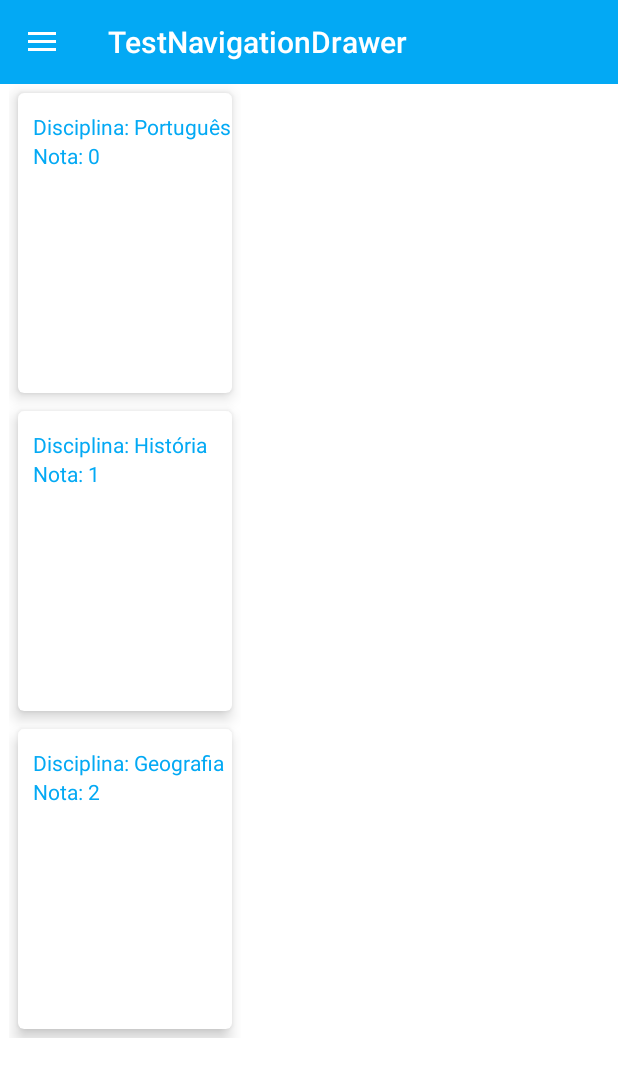
After one commit to guuilp/TestNavigationDrawer, an Android app: the fragment HomeFragment placed in its activity, on a phone screen of 412 x 824 dp. The commit adds this screen. Shown: the top 1077 px of the screen. Run offline under Robolectric (Android 15) with nearby library versions, the phone set to English and light mode, and no system bars.

Commit message:
Incluindo Card View e Recycler View

```diff
--- a/app/build.gradle
+++ b/app/build.gradle
@@ -23,4 +23,6 @@ dependencies {
     compile fileTree(dir: 'libs', include: ['*.jar'])
     compile 'com.android.support:design:23.0.0'
     compile 'com.android.support:appcompat-v7:23.0.0'
+    compile 'com.android.support:cardview-v7:23.0.+'
+    compile 'com.android.support:recyclerview-v7:23.0.+'
 }
--- /dev/null
+++ b/app/src/main/java/br/com/lp/guilherme/testnavigationdrawer/Home.java
@@ -0,0 +1,25 @@
+package br.com.lp.guilherme.testnavigationdrawer;
+
+import java.io.Serializable;
+
+/**
+ * Created by Guilherme on 06-Sep-15.
+ */
+public class Home implements Serializable {
+    private static final long serialVersionUID = 6601006766832473959L;
+
+    public long id;
+    public String tipo;
+    public String nome;
+    public String nota;
+    public String urlFoto;
+    public String urlInfo;
+    public String urlVideo;
+    public String latitude;
+    public String longitude;
+
+    @Override
+    public String toString() {
+        return "Home{" + "nome='" + nome + '\'' + '}';
+    }
+}
--- /dev/null
+++ b/app/src/main/java/br/com/lp/guilherme/testnavigationdrawer/HomeAdapter.java
@@ -0,0 +1,64 @@
+package br.com.lp.guilherme.testnavigationdrawer;
+
+import android.content.Context;
+import android.support.v7.widget.CardView;
+import android.support.v7.widget.RecyclerView;
+import android.view.LayoutInflater;
+import android.view.View;
+import android.view.ViewGroup;
+import android.widget.TextView;
+
+import java.util.List;
+
+/**
+ * Created by Guilherme on 06-Sep-15.
+ */
+public class HomeAdapter extends RecyclerView.Adapter<HomeAdapter.HomeViewHolder> {
+    private final List<Home> homes;
+    private final Context context;
+    private CarroOnClickListener carroOnClickListener;
+
+    public HomeAdapter(Context context, List<Home> homes, CarroOnClickListener carroOnClickListener) {
+        this.homes = homes;
+        this.context = context;
+        this.carroOnClickListener = carroOnClickListener;
+    }
+
+    @Override
+    public int getItemCount() {
+        return this.homes != null ? this.homes.size() : 0;
+    }
+
+    @Override
+    public HomeAdapter.HomeViewHolder onCreateViewHolder(ViewGroup viewGroup, int i) {
+        View view = LayoutInflater.from(context).inflate(R.layout.adapter_home, viewGroup, false);
+        HomeViewHolder holder = new HomeViewHolder(view);
+        return holder;
+    }
+
+    @Override
+    public void onBindViewHolder(HomeViewHolder homeViewHolder, final int position) {
+        Home c = homes.get(position);
+        homeViewHolder.tNome.setText(c.nome);
+        homeViewHolder.tNota.setText(c.nota);
+    }
+
+    public interface CarroOnClickListener{
+        public void onClickCarro(View view, int idx);
+    }
+
+    //ViewHolder com as views
+    public static class HomeViewHolder extends RecyclerView.ViewHolder{
+        public TextView tNome;
+        public TextView tNota;
+        CardView cardView;
+
+        public HomeViewHolder(View view) {
+            super(view);
+            //Cria as views para salvar no ViewHolder
+            tNome = (TextView) view.findViewById(R.id.text);
+            tNota = (TextView) view.findViewById(R.id.nota);
+            cardView = (CardView) view.findViewById(R.id.card_view);
+        }
+    }
+}
--- /dev/null
+++ b/app/src/main/java/br/com/lp/guilherme/testnavigationdrawer/HomeFragment.java
@@ -0,0 +1,57 @@
+package br.com.lp.guilherme.testnavigationdrawer;
+
+import android.os.Bundle;
+import android.support.annotation.Nullable;
+import android.support.v4.app.Fragment;
+import android.support.v7.widget.DefaultItemAnimator;
+import android.support.v7.widget.LinearLayoutManager;
+import android.support.v7.widget.RecyclerView;
+import android.view.LayoutInflater;
+import android.view.View;
+import android.view.ViewGroup;
+import android.widget.Toast;
+
+import java.util.List;
+
+/**
+ * Created by Guilherme on 07-Sep-15.
+ */
+public class HomeFragment extends Fragment {
+    protected RecyclerView recyclerView;
+    private List<Home> homes;
+    private LinearLayoutManager mLayoutManager;
+
+    @Override
+    public View onCreateView(LayoutInflater inflater, ViewGroup container, Bundle savedInstanceState){
+        View view = inflater.inflate(R.layout.fragment_home, container, false);
+        recyclerView = (RecyclerView) view.findViewById(R.id.recyclerView);
+        mLayoutManager = new LinearLayoutManager(getActivity());
+        recyclerView.setLayoutManager(mLayoutManager);
+        recyclerView.setItemAnimator(new DefaultItemAnimator());
+        recyclerView.setHasFixedSize(true);
+        return view;
+    }
+
+    @Override
+    public void onActivityCreated(@Nullable Bundle savedInstanceState){
+        super.onActivityCreated(savedInstanceState);
+        taskCarros();
+    }
+
+    private void taskCarros() {
+        //Busca os carros
+        this.homes = HomeService.getCarros(getContext());
+        //Atualiza a lista
+        recyclerView.setAdapter(new HomeAdapter(getContext(), homes, onClickCarro()));
+    }
+
+    private HomeAdapter.CarroOnClickListener onClickCarro() {
+        return new HomeAdapter.CarroOnClickListener() {
+            @Override
+            public void onClickCarro(View view, int idx) {
+                Home c = homes.get(idx);
+                Toast.makeText(getContext(), "Home: " + c.nome, Toast.LENGTH_LONG).show();
+            }
+        };
+    }
+}
--- /dev/null
+++ b/app/src/main/java/br/com/lp/guilherme/testnavigationdrawer/HomeService.java
@@ -0,0 +1,27 @@
+package br.com.lp.guilherme.testnavigationdrawer;
+
+import android.content.Context;
+
+import java.util.ArrayList;
+import java.util.List;
+
+/**
+ * Created by Guilherme on 06-Sep-15.
+ */
+public class HomeService {
+
+    public static List<Home> getCarros(Context context){
+        List<String> materia = new ArrayList<String>();
+        materia.add("Português");
+        materia.add("História");
+        materia.add("Geografia");
+        List<Home> materias = new ArrayList<Home>();
+        for (int i = 0; i < 3; i++) {
+            Home c = new Home();
+            c.nome = "Disciplina: " + materia.get(i);
+            c.nota = "Nota: " + i;
+            materias.add(c);
+        }
+        return materias;
+    }
+}
--- a/app/src/main/java/br/com/lp/guilherme/testnavigationdrawer/MainActivity.java
+++ b/app/src/main/java/br/com/lp/guilherme/testnavigationdrawer/MainActivity.java
@@ -1,15 +1,13 @@
 package br.com.lp.guilherme.testnavigationdrawer;
 
-import android.app.ActionBar;
-import android.app.Activity;
-import android.os.Bundle;
+        import android.os.Bundle;
 import android.support.design.widget.NavigationView;
 import android.support.design.widget.Snackbar;
-import android.support.v4.view.GravityCompat;
+        import android.support.v4.app.Fragment;
+        import android.support.v4.view.GravityCompat;
 import android.support.v4.widget.DrawerLayout;
 import android.support.v7.app.AppCompatActivity;
 import android.support.v7.widget.Toolbar;
-import android.view.Menu;
 import android.view.MenuItem;
 import android.view.View;
 import android.widget.FrameLayout;
@@ -56,7 +54,8 @@ public class MainActivity extends AppCompatActivity  {
                 menuItem.setChecked(true);
                 switch (menuItem.getItemId()) {
                     case R.id.nav_home:
-                        Snackbar.make(mContentFrame, "Item One", Snackbar.LENGTH_SHORT).show();
+                        replaceFragment(new HomeFragment());
+//                        Snackbar.make(mContentFrame, "Item One", Snackbar.LENGTH_SHORT).show();
                         mCurrentSelectedPosition = 0;
                         mDrawerLayout.closeDrawers();
                         return true;
@@ -80,7 +79,6 @@ public class MainActivity extends AppCompatActivity  {
                 }
             }
         });
-
     }
 
     private void setUpToolbar() {
@@ -103,4 +101,8 @@ public class MainActivity extends AppCompatActivity  {
         }
     }
 
+    private void replaceFragment(Fragment frag) {
+        getSupportFragmentManager().beginTransaction().replace(R.id.nav_contentframe, frag, "TAG").commit();
+    }
+
 }
--- a/app/src/main/res/layout/activity_main.xml
+++ b/app/src/main/res/layout/activity_main.xml
@@ -16,8 +16,7 @@
             android:layout_width="match_parent"
             android:layout_height="match_parent"
             android:layout_marginTop="?attr/actionBarSize"
-            android:background="@android:color/background_light"
-            android:padding="@dimen/activity_horizontal_margin" />
+            android:background="@android:color/background_light" />
     </RelativeLayout>
 
     <android.support.design.widget.NavigationView
--- /dev/null
+++ b/app/src/main/res/layout/adapter_home.xml
@@ -0,0 +1,34 @@
+<?xml version="1.0" encoding="utf-8"?>
+<android.support.v7.widget.CardView
+    xmlns:android="http://schemas.android.com/apk/res/android"
+    xmlns:card_view="http://schemas.android.com/apk/res-auto"
+    android:id="@+id/card_view"
+    android:layout_width="match_parent"
+    android:layout_height="200dp"
+    android:layout_margin="6dp"
+    android:clickable="true"
+    card_view:cardBackgroundColor="@color/white"
+    card_view:cardCornerRadius="4dp"
+    card_view:cardElevation="6dp"
+    android:foreground="?attr/selectableItemBackground">
+    <LinearLayout
+        android:layout_width="match_parent"
+        android:layout_height="?android:attr/listPreferredItemHeight"
+        android:gravity="center_vertical"
+        android:orientation="vertical">
+        <!-- Nome da matéria -->
+        <TextView
+            android:id="@+id/text"
+            android:layout_width="match_parent"
+            android:layout_height="wrap_content"
+            android:layout_marginLeft="10dp"
+            android:textColor="@color/primary"/>
+        <!-- Nota da matéria -->
+        <TextView
+            android:id="@+id/nota"
+            android:layout_width="match_parent"
+            android:layout_height="wrap_content"
+            android:layout_marginLeft="10dp"
+            android:textColor="@color/primary"/>
+    </LinearLayout>
+</android.support.v7.widget.CardView>
--- /dev/null
+++ b/app/src/main/res/layout/fragment_home.xml
@@ -0,0 +1,21 @@
+<FrameLayout
+    xmlns:android="http://schemas.android.com/apk/res/android"
+    xmlns:tools="http://schemas.android.com/tools"
+    android:layout_width="match_parent"
+    android:layout_height="match_parent"
+    android:paddingLeft="6dp"
+    android:paddingRight="6dp"
+    tools:context="br.com.lp.guilherme.testnavigationdrawer.HomeFragment">
+
+    <android.support.v7.widget.RecyclerView
+        android:id="@+id/recyclerView"
+        android:layout_width="wrap_content"
+        android:layout_height="wrap_content"
+        android:cacheColorHint="@android:color/transparent"
+        android:clipToPadding="false"
+        android:divider="@null"
+        android:dividerHeight="0dp"
+        android:listSelector="@android:color/transparent"
+        android:scrollbarStyle="outsideOverlay"
+        android:scrollbars="vertical" />
+</FrameLayout>
```
Also changed, not shown: 1 other file.
